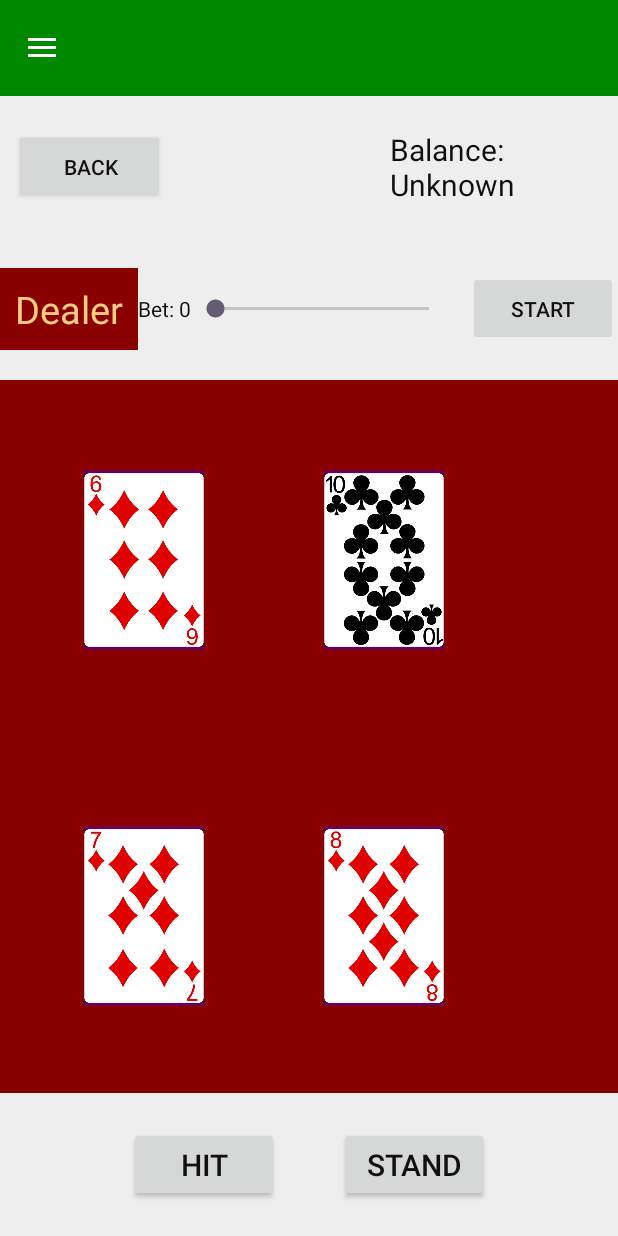
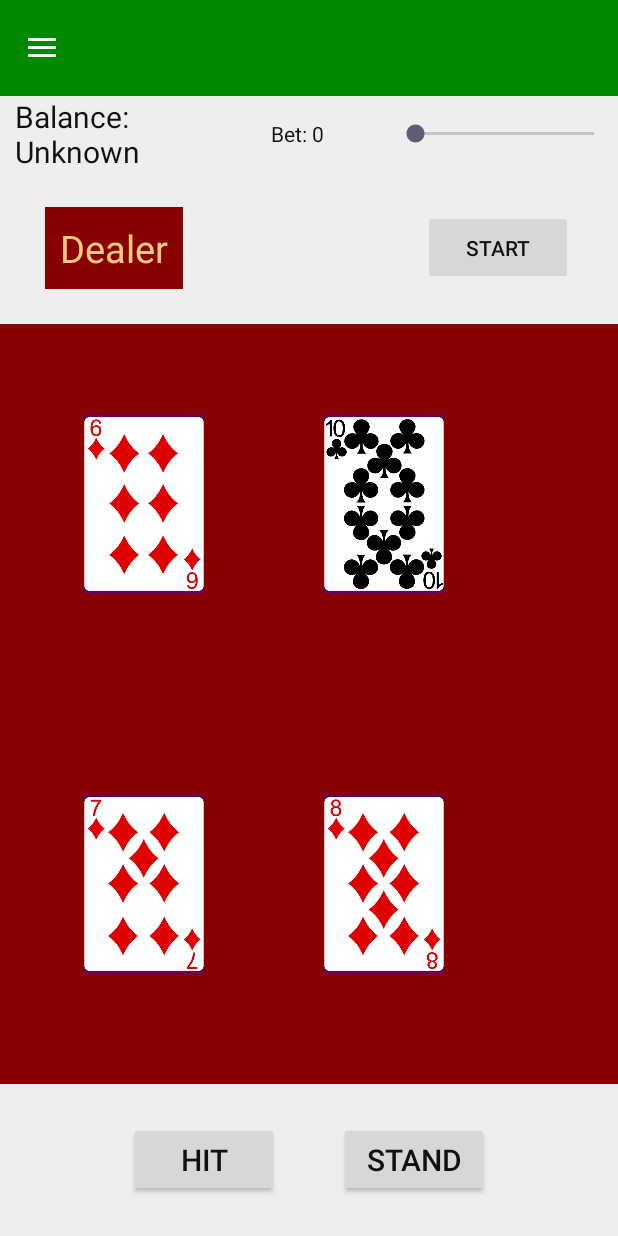
Before and after one commit to meterkilo/group_project, an Android app: the GameplayActivity screen opened directly, with no data from a screen before it, after a tap on "START", on a phone screen of 412 x 824 dp. Run offline under Robolectric (Android 15) with nearby library versions, the phone set to English and light mode, and no system bars.

Commit message:
changed GameplayActivity and LeaderboardActivity to extend DrawerBaseActivity. Used layoutInflater to display original activity_leaderboard along with menu. Changed layout of activity_gameplay.xml

```diff
--- a/app/src/main/java/com/example/group_project/GameplayActivity.kt
+++ b/app/src/main/java/com/example/group_project/GameplayActivity.kt
@@ -20,7 +20,6 @@ class GameplayActivity: DrawerBaseActivity() {
     private lateinit var playerRV: RecyclerView
     private lateinit var hitBTN: Button
     private lateinit var standBTN: Button
-    private lateinit var backBTN: Button
     private lateinit var balanceTextView: TextView
     private lateinit var betSeekBar: SeekBar
     private lateinit var bettv : TextView
@@ -60,7 +59,6 @@ class GameplayActivity: DrawerBaseActivity() {
 
         hitBTN = findViewById(R.id.hit_button)
         standBTN =findViewById(R.id.stand_button)
-        backBTN = findViewById(R.id.leave_game_button)
         balanceTextView = findViewById(R.id.game_balance)
         betSeekBar = findViewById(R.id.bet_seekbar)
         bettv = findViewById(R.id.betTV)
@@ -84,7 +82,7 @@ class GameplayActivity: DrawerBaseActivity() {
                 if (user != null) {
                     runOnUiThread {
                         val balance = user.balance.toInt()
-                        balanceTextView.text = "$$balance"
+                        balanceTextView.text = "Balance: $$balance"
                         betSeekBar.max = balance
                         if (betSeekBar.progress > balance) betSeekBar.progress = balance
                         vm.setBalance(balance)
@@ -102,7 +100,7 @@ class GameplayActivity: DrawerBaseActivity() {
         betSeekBar.setOnSeekBarChangeListener(object: SeekBar.OnSeekBarChangeListener{
             override fun onProgressChanged(seekBar: SeekBar?, progress: Int, fromUser: Boolean) {
                 val bet = maxOf(1, progress)
-                bettv.text = "Bet:$$bet"
+                bettv.text = "Bet: $$bet"
             }
 
             override fun onStartTrackingTouch(seekBar: SeekBar?) {}
@@ -154,15 +152,5 @@ class GameplayActivity: DrawerBaseActivity() {
         }
         hitBTN.setOnClickListener {vm.hit() }
         standBTN.setOnClickListener { vm.stand() }
-        backBTN.setOnClickListener { finish() }
-
-
-
-
-
-
-
-
-
     }
 }
--- a/app/src/main/java/com/example/group_project/LeaderBoardActivity.kt
+++ b/app/src/main/java/com/example/group_project/LeaderBoardActivity.kt
@@ -17,11 +17,6 @@ class LeaderboardActivity : DrawerBaseActivity() {
         container = findViewById(R.id.activityContainer)
         layoutInflater.inflate(R.layout.activity_leaderboard, container, true)
         setTitle("Leaderboard")
-
-        container = findViewById(R.id.activityContainer)
-
-        layoutInflater.inflate(R.layout.activity_leaderboard, container, true)
-        //setContentView(R.layout.activity_leaderboard)
 
         leaderboardContainer = findViewById(R.id.leaderboardContainer)
 
--- a/app/src/main/res/layout/activity_gameplay.xml
+++ b/app/src/main/res/layout/activity_gameplay.xml
@@ -9,28 +9,34 @@
     <LinearLayout
         android:layout_width="match_parent"
         android:layout_height="0dp"
-        android:layout_weight="1"
+        android:layout_weight=".5"
         android:gravity="center_vertical">
 
-
-
-        <androidx.appcompat.widget.AppCompatButton
-            android:layout_width="100dp"
-            android:layout_height="50dp"
-            android:id="@+id/leave_game_button"
-            android:text="Back"
+        <TextView
+            android:layout_width="0dp"
+            android:layout_weight="1"
+            android:layout_height="wrap_content"
             android:layout_marginStart="10dp"
-            android:textColor="#111111"/>
-
-        <TextView
-            android:layout_width="wrap_content"
-            android:layout_height="wrap_content"
-            android:layout_marginStart="150dp"
             android:layout_marginEnd="10dp"
             android:id="@+id/game_balance"
             android:textSize="20sp"/>
 
+        <TextView
+            android:layout_width="80dp"
+            android:layout_height="wrap_content"
+            android:text="Bet: 0"
+            android:id="@+id/betTV"
+            android:layout_marginLeft="10dp"
+            />
 
+        <SeekBar
+            android:layout_width="0dp"
+            android:layout_height="wrap_content"
+            android:layout_weight="1"
+            android:max ="1000"
+            android:progress="1"
+            android:id="@+id/bet_seekbar"
+            />
     </LinearLayout>
 
     <!-- Dealer Text -->
@@ -47,28 +53,15 @@
             android:textSize="25sp"
             android:textColor="#FCCC80"
             android:padding="10dp"
-            android:background="#F800"/>
-        <TextView
-            android:layout_width="wrap_content"
-            android:layout_height="wrap_content"
-            android:text="Bet: 0"
-            android:id="@+id/betTV"
-            />
-        <SeekBar
-            android:layout_width="0dp"
-            android:layout_height="wrap_content"
-            android:layout_weight="1"
-            android:max ="1000"
-            android:progress="1"
-            android:id="@+id/bet_seekbar"
-            />
+            android:background="#F800"
+            android:layout_marginRight="80dp"/>
 
         <androidx.appcompat.widget.AppCompatButton
             android:layout_width="100dp"
             android:layout_height="50dp"
             android:id="@+id/DealBtn"
             android:text="Start"
-            android:layout_marginStart="10dp"
+            android:layout_marginStart="80dp"
             android:textColor="#111111"/>
 
     </LinearLayout>
```
